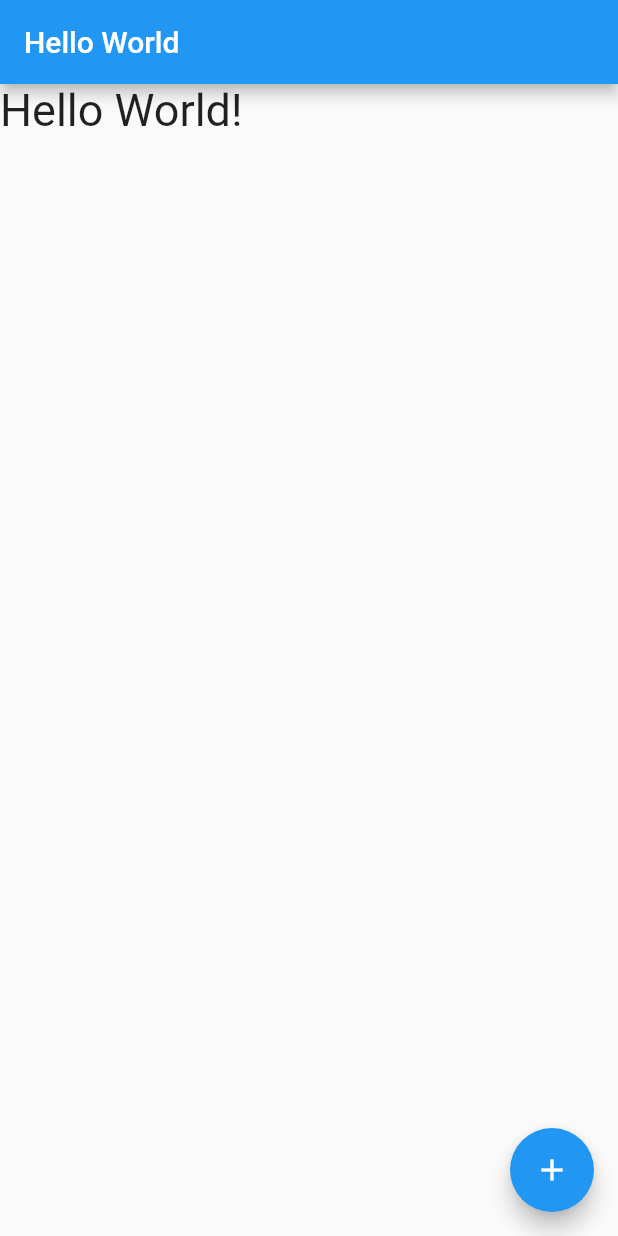
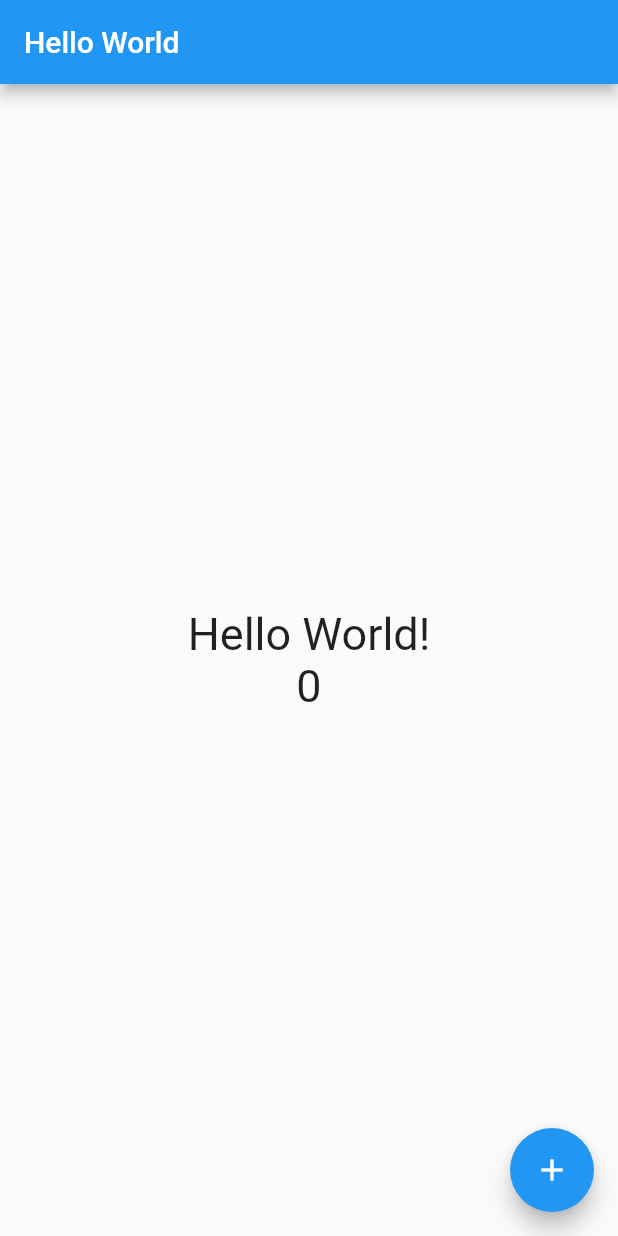
Before and after one commit to d0lim/flutter-intro, a Flutter app: the screen it shows after launch, on a phone screen of 412 x 824 dp. Run offline on Flutter 3.47's test engine with Material 2 defaults, Android fonts, the phone set to English and light mode, and no system bars.

Commit message:
Make our own sample Code

```diff
--- a/intro/lib/main.dart
+++ b/intro/lib/main.dart
@@ -40,6 +40,7 @@ class HelloPage extends StatefulWidget {
 
 class _HelloPageState extends State<HelloPage> {
   String _message = 'Hello World!';
+  int _counter = 0;
 
   @override
   Widget build(BuildContext context) {
@@ -51,9 +52,20 @@ class _HelloPageState extends State<HelloPage> {
       appBar: AppBar(
         title: Text(widget.title),
       ),
-      body: Text(
-        _message,
-        style: TextStyle(fontSize: 30),
+      body: Center(
+        child: Column(
+          mainAxisAlignment: MainAxisAlignment.center,
+          children: <Widget>[
+            Text(
+              _message,
+              style: TextStyle(fontSize: 30),
+            ),
+            Text(
+              '$_counter',
+              style: TextStyle(fontSize: 30),
+            )
+          ],
+        ),
       ),
     );
   }
@@ -61,6 +73,7 @@ class _HelloPageState extends State<HelloPage> {
   void _changeMessage() {
     setState(() {
       _message = 'Bye World';
+      _counter++;
     });
   }
 }
```
